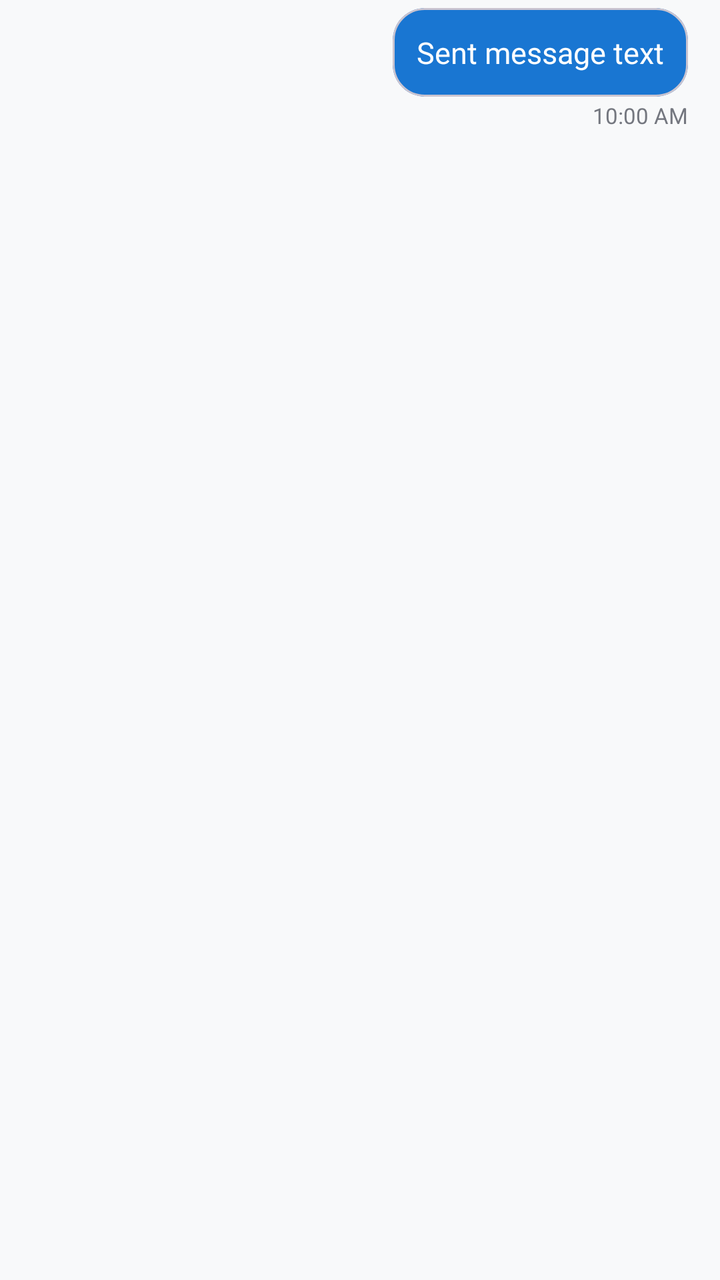
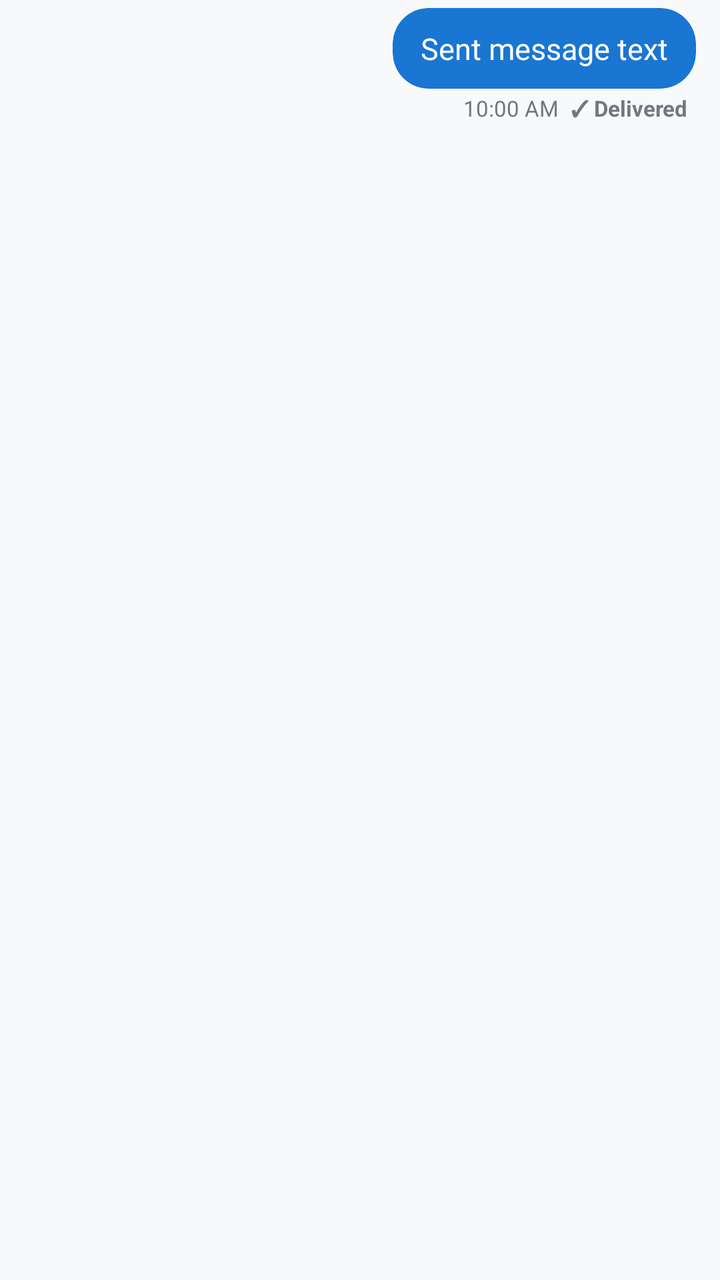

Compare the two renders of this Android layout. The source of the first and the diff that turns it into the second are given below.
<!-- AndroidManifest.xml: application theme Theme.CampusFind -->
<!-- res/layout/item_message_sent.xml -->
<?xml version="1.0" encoding="utf-8"?>
<LinearLayout xmlns:android="http://schemas.android.com/apk/res/android"
    xmlns:app="http://schemas.android.com/apk/res-auto"
    android:layout_width="match_parent"
    android:layout_height="wrap_content"
    android:gravity="end"
    android:orientation="vertical"
    android:paddingHorizontal="16dp"
    android:paddingVertical="4dp">

    <com.google.android.material.card.MaterialCardView
        android:layout_width="wrap_content"
        android:layout_height="wrap_content"
        app:cardBackgroundColor="@color/primary"
        app:cardCornerRadius="16dp"
        app:cardElevation="0dp"
        app:shapeAppearanceOverlay="@style/ShapeAppearance.Material3.Corner.Large">

        <TextView
            android:id="@+id/tvMessage"
            android:layout_width="wrap_content"
            android:layout_height="wrap_content"
            android:maxWidth="260dp"
            android:padding="12dp"
            android:text="Sent message text"
            android:textColor="@color/white"
            android:textSize="15sp" />
    </com.google.android.material.card.MaterialCardView>

    <TextView
        android:id="@+id/tvSentTime"
        android:layout_width="wrap_content"
        android:layout_height="wrap_content"
        android:layout_marginTop="2dp"
        android:text="10:00 AM"
        android:textColor="@color/outline"
        android:textSize="11sp" />
</LinearLayout>
<!-- resources referenced by this layout -->
<resources>
  <color name="outline">#74777F</color>
  <color name="primary">#1976D2</color>
  <color name="white">#FFFFFFFF</color>
  <style name="Theme.CampusFind" parent="Base.Theme.CampusFind" />
  <style name="Base.Theme.CampusFind" parent="Theme.Material3.DayNight.NoActionBar">
          
          <item name="colorPrimary">@color/primary</item>
          <item name="colorOnPrimary">@color/on_primary</item>
          <item name="colorPrimaryContainer">@color/primary_container</item>
          <item name="colorOnPrimaryContainer">@color/on_primary_container</item>
  
          <item name="colorSecondary">@color/secondary</item>
          <item name="colorOnSecondary">@color/on_secondary</item>
          <item name="colorSecondaryContainer">@color/secondary_container</item>
          <item name="colorOnSecondaryContainer">@color/on_secondary_container</item>
  
          <item name="android:colorBackground">@color/background</item>
          <item name="colorOnBackground">@color/on_background</item>
          <item name="colorSurface">@color/surface</item>
          <item name="colorOnSurface">@color/on_surface</item>
          <item name="colorSurfaceVariant">@color/surface_variant</item>
          <item name="colorOnSurfaceVariant">@color/on_surface_variant</item>
          <item name="colorOutline">@color/outline</item>
  
          
          <item name="android:statusBarColor">?attr/colorPrimary</item>
          <item name="android:windowLightStatusBar">false</item>
      </style>
  <color name="on_primary">#FFFFFF</color>
  <color name="primary_container">#D1E4FF</color>
  <color name="on_primary_container">#001D36</color>
  <color name="secondary">#FFB300</color>
  <color name="on_secondary">#000000</color>
  <color name="secondary_container">#FFECB3</color>
  <color name="on_secondary_container">#261900</color>
  <color name="background">#F8F9FA</color>
  <color name="on_background">#1A1C1E</color>
  <color name="surface">#FFFFFF</color>
  <color name="on_surface">#1A1C1E</color>
  <color name="surface_variant">#E1E2EC</color>
  <color name="on_surface_variant">#44474E</color>
</resources>

<!-- the commit's change to res/layout/item_message_sent.xml (unified diff, before → after) -->
@@ -5,34 +5,69 @@
     android:layout_height="wrap_content"
     android:gravity="end"
     android:orientation="vertical"
-    android:paddingHorizontal="16dp"
+    android:paddingHorizontal="12dp"
     android:paddingVertical="4dp">
 
     <com.google.android.material.card.MaterialCardView
         android:layout_width="wrap_content"
         android:layout_height="wrap_content"
+        android:layout_gravity="end"
         app:cardBackgroundColor="@color/primary"
-        app:cardCornerRadius="16dp"
+        app:cardCornerRadius="18dp"
         app:cardElevation="0dp"
-        app:shapeAppearanceOverlay="@style/ShapeAppearance.Material3.Corner.Large">
+        app:strokeWidth="0dp">
+
+        <LinearLayout
+            android:layout_width="wrap_content"
+            android:layout_height="wrap_content"
+            android:orientation="vertical">
+
+            <com.google.android.material.imageview.ShapeableImageView
+                android:id="@+id/ivMessageImage"
+                android:layout_width="200dp"
+                android:layout_height="200dp"
+                android:scaleType="centerCrop"
+                android:visibility="gone"
+                app:shapeAppearanceOverlay="@style/ShapeAppearance.Material3.Corner.Medium" />
+
+            <TextView
+                android:id="@+id/tvMessage"
+                android:layout_width="wrap_content"
+                android:layout_height="wrap_content"
+                android:maxWidth="260dp"
+                android:paddingHorizontal="14dp"
+                android:paddingVertical="10dp"
+                android:text="Sent message text"
+                android:textColor="#FFFFFF"
+                android:textSize="15sp" />
+        </LinearLayout>
+    </com.google.android.material.card.MaterialCardView>
+
+    <LinearLayout
+        android:layout_width="wrap_content"
+        android:layout_height="wrap_content"
+        android:layout_gravity="end"
+        android:layout_marginTop="2dp"
+        android:layout_marginEnd="4dp"
+        android:gravity="center_vertical"
+        android:orientation="horizontal">
 
         <TextView
-            android:id="@+id/tvMessage"
+            android:id="@+id/tvSentTime"
             android:layout_width="wrap_content"
             android:layout_height="wrap_content"
-            android:maxWidth="260dp"
-            android:padding="12dp"
-            android:text="Sent message text"
-            android:textColor="@color/white"
-            android:textSize="15sp" />
-    </com.google.android.material.card.MaterialCardView>
+            android:text="10:00 AM"
+            android:textColor="@color/outline"
+            android:textSize="11sp" />
 
-    <TextView
-        android:id="@+id/tvSentTime"
-        android:layout_width="wrap_content"
-        android:layout_height="wrap_content"
-        android:layout_marginTop="2dp"
-        android:text="10:00 AM"
-        android:textColor="@color/outline"
-        android:textSize="11sp" />
+        <TextView
+            android:id="@+id/tvSeenStatus"
+            android:layout_width="wrap_content"
+            android:layout_height="wrap_content"
+            android:layout_marginStart="6dp"
+            android:text="✓ Delivered"
+            android:textColor="@color/outline"
+            android:textSize="11sp"
+            android:textStyle="bold" />
+    </LinearLayout>
 </LinearLayout>
<!-- resource entries referenced after the edit -->
@@ -2,7 +2,6 @@
 <resources>
   <color name="outline">#74777F</color>
   <color name="primary">#1976D2</color>
-  <color name="white">#FFFFFFFF</color>
   <style name="Theme.CampusFind" parent="Base.Theme.CampusFind" />
   <style name="Base.Theme.CampusFind" parent="Theme.Material3.DayNight.NoActionBar">
           
